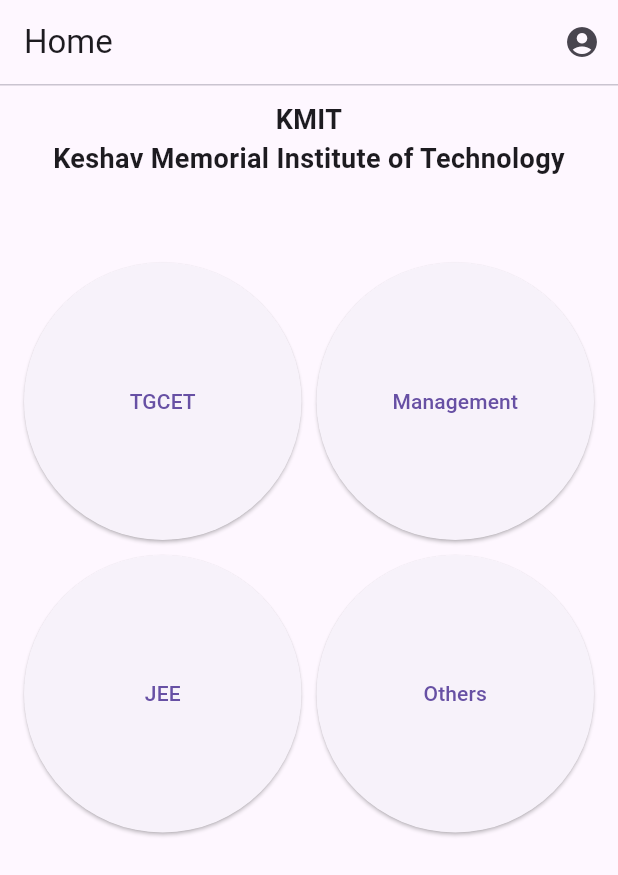
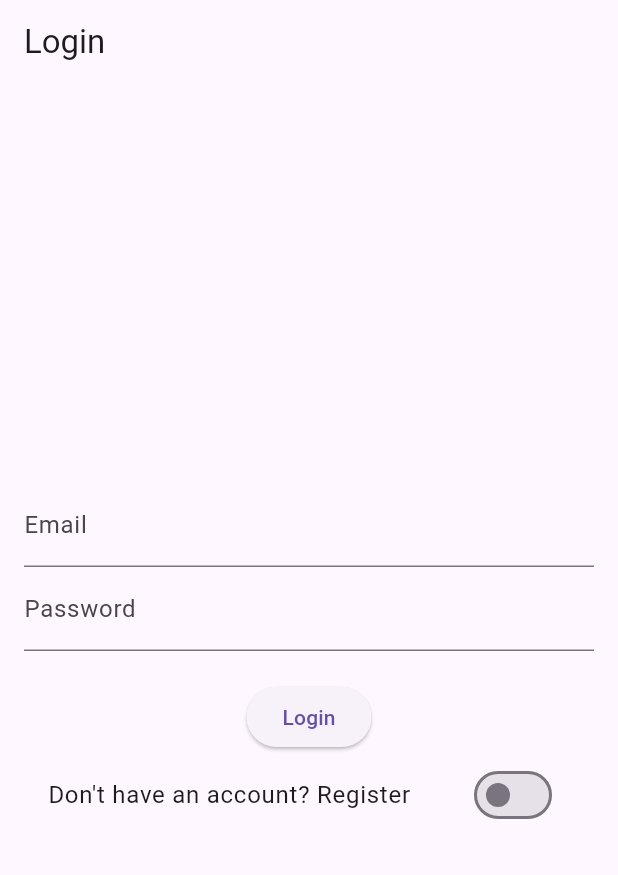
Before and after one commit to Shashank-Shourie/PS21, a Flutter app: the screen it shows after launch, on a phone screen of 412 x 824 dp. Shown: the top 875 px of the screen. Run offline on Flutter 3.47's test engine with Material 3 defaults, Android fonts, the phone set to English and light mode, and no system bars; our stand-ins replace file_picker; missing offline and left inert: flutter_pdfview.

Commit message:
modified:   backend/models/Members.js 	modified:   backend/models/Organization.js 	modified:   backend/package.json 	new file:   backend/routes/auth.js 	modified:   backend/server.js 	modified:   frontend/lib/main.dart 	new file:   frontend/lib/pages/admindashoard.dart 	new file:   frontend/lib/pages/createform.dart 	new file:   frontend/lib/pages/orgregister.dart

```diff
--- a/frontend/lib/main.dart
+++ b/frontend/lib/main.dart
@@ -1,11 +1,12 @@
 import 'package:flutter/material.dart';
-import 'adminpages/home_page.dart';
+// import 'adminpages/home_page.dart';
+import 'pages/orgregister.dart';
 
 void main() {
   runApp(
     MaterialApp(
       debugShowCheckedModeBanner: false, // Disable debug banner
-      home: HomePage(),
+      home: AuthPage(),
     ),
   );
 }
--- /dev/null
+++ b/frontend/lib/pages/orgregister.dart
@@ -0,0 +1,121 @@
+import 'package:flutter/material.dart';
+import 'package:http/http.dart' as http;
+import 'admindashoard.dart';
+import 'dart:convert';
+
+class AuthPage extends StatefulWidget {
+  @override
+  _AuthPageState createState() => _AuthPageState();
+}
+
+class _AuthPageState extends State<AuthPage> {
+  final TextEditingController emailController = TextEditingController();
+  final TextEditingController passwordController = TextEditingController();
+  final TextEditingController orgController = TextEditingController();
+  bool isRegistering = false;
+  final String baseUrl =
+      'http://192.168.81.67:5000/api/auth'; // Change this to your backend URL
+
+  Future<void> register() async {
+    final response = await http.post(
+      Uri.parse('$baseUrl/register'),
+      headers: {'Content-Type': 'application/json'},
+      body: jsonEncode({
+        'organizationName': orgController.text,
+        'name': 'User',
+        'email': emailController.text,
+        'password': passwordController.text,
+      }),
+    );
+
+    final responseData = jsonDecode(response.body);
+    if (response.statusCode == 201) {
+      Navigator.pushReplacement(
+        context,
+        MaterialPageRoute(
+          builder: (context) => AdminDashboard(orgName: orgController.text),
+        ),
+      );
+    } else {
+      print('Registration failed: ${responseData['error']}');
+    }
+  }
+
+  Future<void> login() async {
+    print("Login called");
+    final response = await http.post(
+      Uri.parse('$baseUrl/login'),
+      headers: {'Content-Type': 'application/json'},
+      body: jsonEncode({
+        'email': emailController.text,
+        'password': passwordController.text,
+      }),
+    );
+
+    final responseData = jsonDecode(response.body);
+    if (response.statusCode == 200) {
+      Navigator.pushReplacement(
+        context,
+        MaterialPageRoute(
+          builder: (context) => AdminDashboard(orgName: 'Your Org Name'),
+        ),
+      );
+    } else {
+      print('Login failed: ${responseData['error']}');
+    }
+  }
+
+  @override
+  Widget build(BuildContext context) {
+    return Scaffold(
+      appBar: AppBar(title: Text(isRegistering ? 'Register' : 'Login')),
+      body: Padding(
+        padding: const EdgeInsets.all(16.0),
+        child: Column(
+          mainAxisAlignment: MainAxisAlignment.center,
+          children: [
+            TextField(
+              controller: emailController,
+              decoration: InputDecoration(labelText: 'Email'),
+              keyboardType: TextInputType.emailAddress,
+            ),
+            if (isRegistering)
+              TextField(
+                controller: orgController,
+                decoration: InputDecoration(labelText: 'Organization Name'),
+              ),
+            TextField(
+              controller: passwordController,
+              decoration: InputDecoration(labelText: 'Password'),
+              obscureText: true,
+            ),
+            SizedBox(height: 20),
+            ElevatedButton(
+              onPressed: () {
+                if (isRegistering) {
+                  register();
+                } else {
+                  login();
+                }
+              },
+              child: Text(isRegistering ? 'Register' : 'Login'),
+            ),
+            SwitchListTile(
+              title: Text(
+                isRegistering
+                    ? 'Already have an account? Login'
+                    : "Don't have an account? Register",
+              ),
+              value: isRegistering,
+              onChanged: (value) {
+                setState(() {
+                  isRegistering = value;
+                });
+              },
+            ),
+          ],
+        ),
+      ),
+    );
+  }
+}
```
Also changed, not shown: frontend/lib/pages/admindashoard.dart (added, +73 -0 lines), frontend/lib/pages/createform.dart (added, +11 -0 lines), 5 other files.
